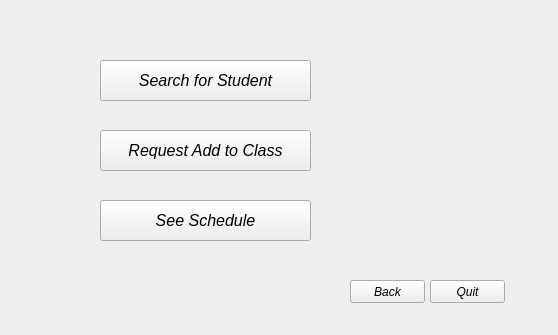
Old version of the form together/Teacher Landing.ui in the repository SDSMT-CSC464-F15/dancesoft.
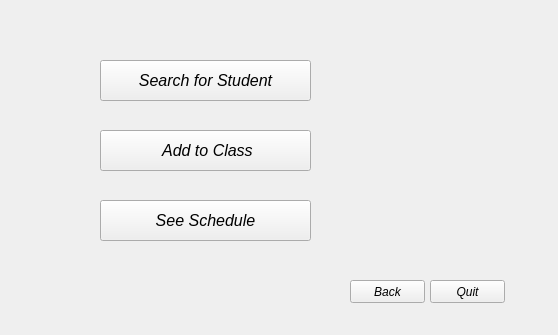
New version of the form. The open tabs and pages were chosen to show the change.

The edit to the form file:
```diff
--- a/together/Teacher Landing.ui
+++ b/together/Teacher Landing.ui
@@ -226,7 +226,7 @@
        </font>
       </property>
       <property name="text">
-       <string>Request Add to Class</string>
+       <string> Add to Class</string>
       </property>
      </widget>
      <widget class="QPushButton" name="See_student_schedule_btn">
```
Left out of the diff: 2 changed lines with no effect on the pictures.
